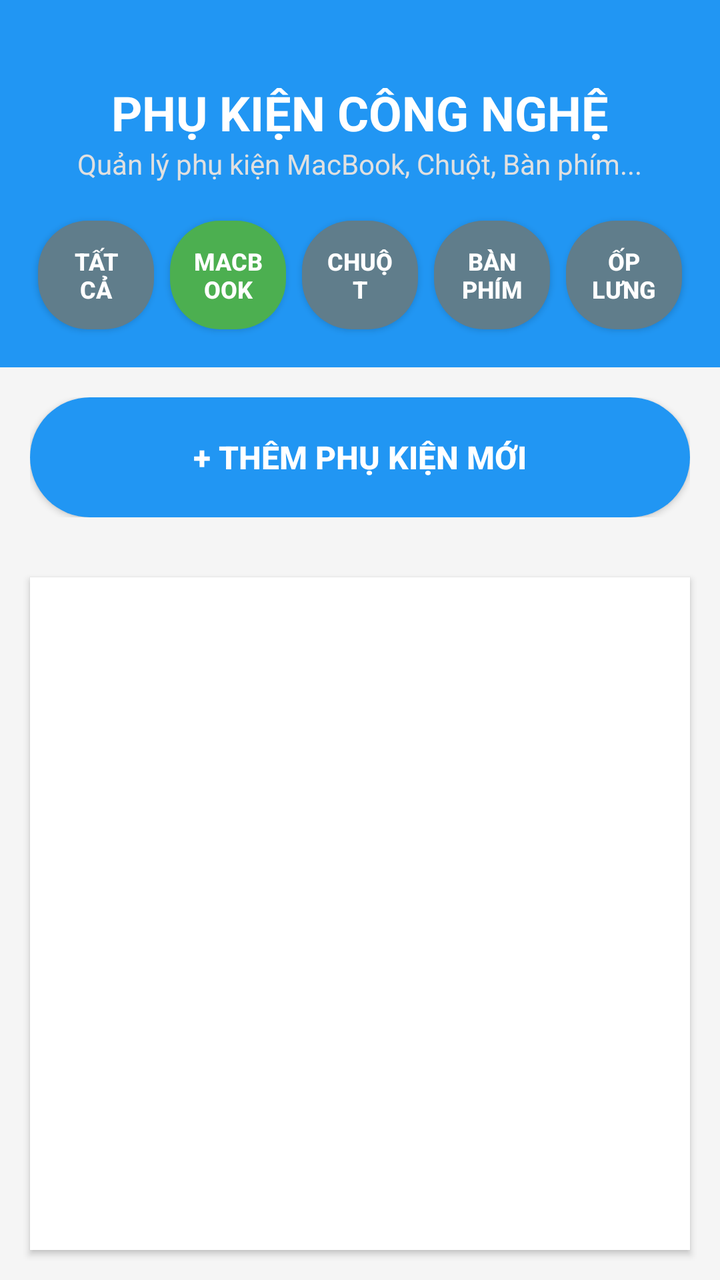
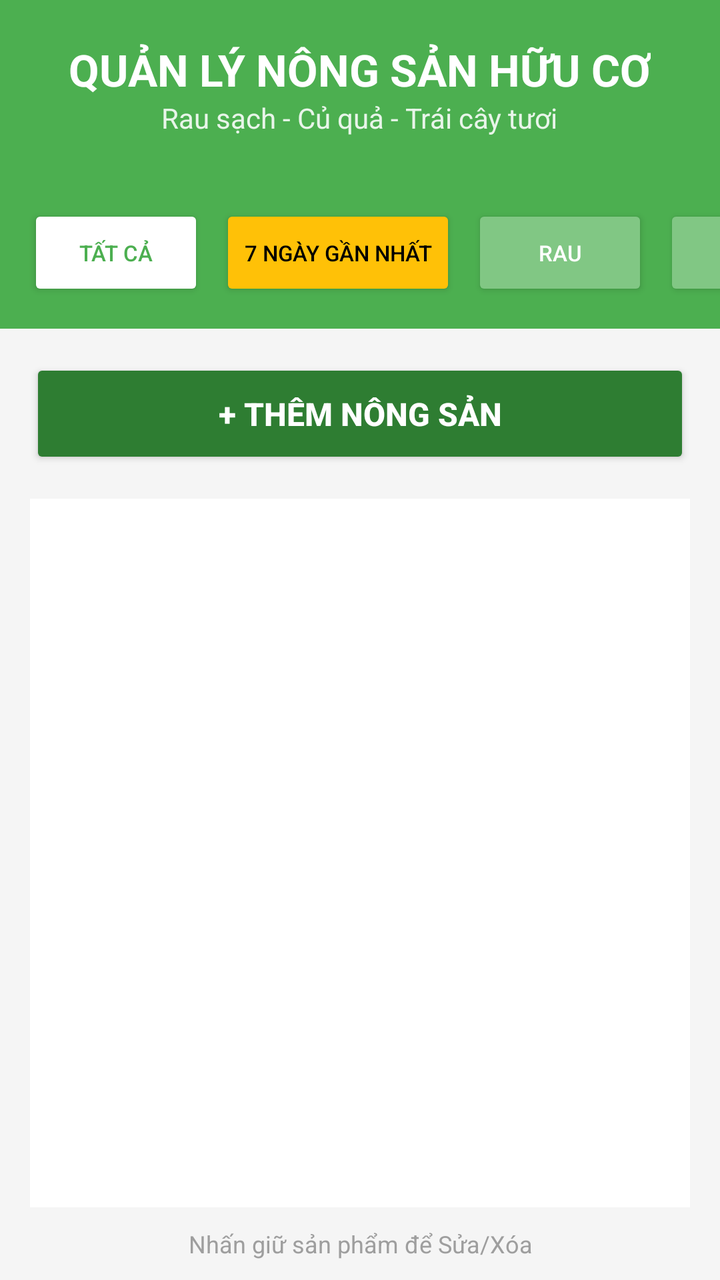

Before-and-after screenshots of an Android layout around one commit, followed by the original layout XML and the change that was made.
<!-- AndroidManifest.xml: application theme Theme.BTapLon -->
<!-- res/layout/main_activity.xml -->
<?xml version="1.0" encoding="utf-8"?>
<LinearLayout xmlns:android="http://schemas.android.com/apk/res/android"
    xmlns:app="http://schemas.android.com/apk/res-auto"
    android:layout_width="match_parent"
    android:layout_height="match_parent"
    android:orientation="vertical"
    android:background="#F5F5F5">

    <LinearLayout
        android:layout_width="match_parent"
        android:layout_height="wrap_content"
        android:background="#2196F3"
        android:paddingRight="20dp"
        android:paddingLeft="20dp"
        android:paddingTop="40dp"
        android:orientation="vertical">

        <TextView
            android:layout_width="wrap_content"
            android:layout_height="wrap_content"
            android:text="PHỤ KIỆN CÔNG NGHỆ"
            android:textColor="#FFFFFF"
            android:textSize="24sp"
            android:textStyle="bold"
            android:layout_gravity="center" />

        <TextView
            android:layout_width="wrap_content"
            android:layout_height="wrap_content"
            android:text="Quản lý phụ kiện MacBook, Chuột, Bàn phím..."
            android:textColor="#E0E0E0"
            android:textSize="14sp"
            android:layout_gravity="center" />
    </LinearLayout>

    <ScrollView
        android:layout_width="match_parent"
        android:layout_height="wrap_content"
        android:scrollbars="none">

        <LinearLayout
            android:layout_width="match_parent"
            android:layout_height="wrap_content"
            android:orientation="horizontal"
            android:padding="15dp"
            android:background="#2196F3"
            android:weightSum="5">

            <Button
                android:id="@+id/btnAll"
                android:layout_width="0dp"
                android:layout_height="wrap_content"
                android:layout_weight="1"
                android:layout_margin="4dp"
                android:text="TẤT CẢ"
                android:textSize="12sp"
                android:textStyle="bold"
                android:background="@drawable/button_filter"
                android:textColor="#FFFFFF" />

            <Button
                android:id="@+id/btnMac"
                android:layout_width="0dp"
                android:layout_height="wrap_content"
                android:layout_weight="1"
                android:layout_margin="4dp"
                android:text="MACBOOK"
                android:textSize="12sp"
                android:textStyle="bold"
                android:background="@drawable/button_filter_mac"
                android:textColor="#FFFFFF" />

            <Button
                android:id="@+id/btnChuot"
                android:layout_width="0dp"
                android:layout_height="wrap_content"
                android:layout_weight="1"
                android:layout_margin="4dp"
                android:text="CHUỘT"
                android:textSize="12sp"
                android:textStyle="bold"
                android:background="@drawable/button_filter"
                android:textColor="#FFFFFF" />

            <Button
                android:id="@+id/btnBanPhim"
                android:layout_width="0dp"
                android:layout_height="wrap_content"
                android:layout_weight="1"
                android:layout_margin="4dp"
                android:text="BÀN PHÍM"
                android:textSize="12sp"
                android:textStyle="bold"
                android:background="@drawable/button_filter"
                android:textColor="#FFFFFF" />

            <Button
                android:id="@+id/btnOpLung"
                android:layout_width="0dp"
                android:layout_height="wrap_content"
                android:layout_weight="1"
                android:layout_margin="4dp"
                android:text="ỐP LƯNG"
                android:textSize="12sp"
                android:textStyle="bold"
                android:background="@drawable/button_filter"
                android:textColor="#FFFFFF" />

        </LinearLayout>
    </ScrollView>

    <LinearLayout
        android:layout_width="match_parent"
        android:layout_height="wrap_content"
        android:padding="15dp"
        android:orientation="horizontal">

        <Button
            android:id="@+id/btnThem"
            android:layout_width="match_parent"
            android:layout_height="60dp"
            android:text="+ THÊM PHỤ KIỆN MỚI"
            android:textSize="16sp"
            android:textStyle="bold"
            android:background="@drawable/button_add"
            android:textColor="#FFFFFF"
            android:elevation="4dp" />

    </LinearLayout>

    <LinearLayout
        android:layout_width="match_parent"
        android:layout_height="match_parent"
        android:background="#FFFFFF"
        android:layout_margin="15dp"
        android:layout_marginTop="0dp"
        android:elevation="2dp">

        <ListView
            android:id="@+id/listView"
            android:layout_width="match_parent"
            android:layout_height="match_parent"
            android:padding="10dp"
            android:divider="#E0E0E0"
            android:dividerHeight="1dp" />

    </LinearLayout>

    <LinearLayout
        android:layout_width="match_parent"
        android:layout_height="wrap_content"
        android:padding="10dp"
        android:background="#F5F5F5">

        <TextView
            android:layout_width="match_parent"
            android:layout_height="wrap_content"
            android:text="💡 Gợi ý: Nhấn giữ vào phụ kiện để sửa hoặc xóa"
            android:textSize="12sp"
            android:textColor="#999999"
            android:gravity="center"
            android:padding="10dp"
            android:clipToPadding="false"
            android:scrollbarStyle="outsideOverlay" />

    </LinearLayout>

</LinearLayout>
<!-- resources referenced by this layout -->
<resources>
  <!-- drawable button_add (drawable) -->
  <?xml version="1.0" encoding="utf-8"?>
  <shape xmlns:android="http://schemas.android.com/apk/res/android">
      <solid android:color="#2196F3" />
      <corners android:radius="30dp" />
      <padding
          android:left="20dp"
          android:top="15dp"
          android:right="20dp"
          android:bottom="15dp" />
  </shape>
  <!-- drawable button_filter (drawable) -->
  <?xml version="1.0" encoding="utf-8"?>
  <shape xmlns:android="http://schemas.android.com/apk/res/android">
      <solid android:color="#607D8B" />
      <corners android:radius="25dp" />
      <padding
          android:left="10dp"
          android:top="12dp"
          android:right="10dp"
          android:bottom="12dp" />
  </shape>
  <!-- drawable button_filter_mac (drawable) -->
  <?xml version="1.0" encoding="utf-8"?>
  <shape xmlns:android="http://schemas.android.com/apk/res/android">
      <solid android:color="#4CAF50" />
      <corners android:radius="25dp" />
      <padding
          android:left="10dp"
          android:top="12dp"
          android:right="10dp"
          android:bottom="12dp" />
  </shape>
  <style name="Theme.BTapLon" parent="Theme.MaterialComponents.DayNight.NoActionBar">
          
          <item name="colorPrimary">@color/purple_500</item>
          <item name="colorPrimaryVariant">@color/purple_700</item>
          <item name="colorOnPrimary">@color/white</item>
          
          <item name="colorSecondary">@color/teal_200</item>
          <item name="colorSecondaryVariant">@color/teal_700</item>
          <item name="colorOnSecondary">@color/black</item>
          
          <item name="android:statusBarColor">?attr/colorPrimaryVariant</item>
          
      </style>
  <color name="purple_500">#FF6200EE</color>
  <color name="purple_700">#FF3700B3</color>
  <color name="white">#FFFFFFFF</color>
  <color name="teal_200">#FF03DAC5</color>
  <color name="teal_700">#FF018786</color>
  <color name="black">#FF000000</color>
</resources>

<!-- the commit's change to res/layout/main_activity.xml (unified diff, before → after) -->
@@ -1,6 +1,5 @@
 <?xml version="1.0" encoding="utf-8"?>
 <LinearLayout xmlns:android="http://schemas.android.com/apk/res/android"
-    xmlns:app="http://schemas.android.com/apk/res-auto"
     android:layout_width="match_parent"
     android:layout_height="match_parent"
     android:orientation="vertical"
@@ -9,105 +8,93 @@
     <LinearLayout
         android:layout_width="match_parent"
         android:layout_height="wrap_content"
-        android:background="#2196F3"
-        android:paddingRight="20dp"
-        android:paddingLeft="20dp"
+        android:background="#4CAF50"
+        android:padding="20dp"
         android:paddingTop="40dp"
         android:orientation="vertical">
 
         <TextView
             android:layout_width="wrap_content"
             android:layout_height="wrap_content"
-            android:text="PHỤ KIỆN CÔNG NGHỆ"
+            android:text="QUẢN LÝ NÔNG SẢN HỮU CƠ"
             android:textColor="#FFFFFF"
-            android:textSize="24sp"
+            android:textSize="22sp"
             android:textStyle="bold"
             android:layout_gravity="center" />
 
         <TextView
             android:layout_width="wrap_content"
             android:layout_height="wrap_content"
-            android:text="Quản lý phụ kiện MacBook, Chuột, Bàn phím..."
-            android:textColor="#E0E0E0"
+            android:text="Rau sạch - Củ quả - Trái cây tươi"
+            android:textColor="#E8F5E9"
             android:textSize="14sp"
             android:layout_gravity="center" />
     </LinearLayout>
 
-    <ScrollView
+    <HorizontalScrollView
         android:layout_width="match_parent"
         android:layout_height="wrap_content"
-        android:scrollbars="none">
+        android:scrollbars="none"
+        android:background="#4CAF50">
 
         <LinearLayout
-            android:layout_width="match_parent"
+            android:layout_width="wrap_content"
             android:layout_height="wrap_content"
             android:orientation="horizontal"
-            android:padding="15dp"
-            android:background="#2196F3"
-            android:weightSum="5">
+            android:padding="10dp">
 
             <Button
                 android:id="@+id/btnAll"
-                android:layout_width="0dp"
+                android:layout_width="wrap_content"
                 android:layout_height="wrap_content"
-                android:layout_weight="1"
                 android:layout_margin="4dp"
                 android:text="TẤT CẢ"
-                android:textSize="12sp"
-                android:textStyle="bold"
-                android:background="@drawable/button_filter"
+                android:textSize="11sp"
+                android:backgroundTint="#FFFFFF"
+                android:textColor="#4CAF50" />
+
+            <Button
+                android:id="@+id/btnRecent"
+                android:layout_width="wrap_content"
+                android:layout_height="wrap_content"
+                android:layout_margin="4dp"
+                android:text="7 NGÀY GẦN NHẤT"
+                android:textSize="11sp"
+                android:backgroundTint="#FFC107"
+                android:textColor="#000000" />
+
+            <Button
+                android:id="@+id/btnRau"
+                android:layout_width="wrap_content"
+                android:layout_height="wrap_content"
+                android:layout_margin="4dp"
+                android:text="RAU"
+                android:textSize="11sp"
+                android:backgroundTint="#81C784"
                 android:textColor="#FFFFFF" />
 
             <Button
-                android:id="@+id/btnMac"
-                android:layout_width="0dp"
+                android:id="@+id/btnCu"
+                android:layout_width="wrap_content"
                 android:layout_height="wrap_content"
-                android:layout_weight="1"
                 android:layout_margin="4dp"
-                android:text="MACBOOK"
-                android:textSize="12sp"
-                android:textStyle="bold"
-                android:background="@drawable/button_filter_mac"
+                android:text="CỦ"
+                android:textSize="11sp"
+                android:backgroundTint="#81C784"
                 android:textColor="#FFFFFF" />
 
             <Button
-                android:id="@+id/btnChuot"
-                android:layout_width="0dp"
+                android:id="@+id/btnTraiCay"
+                android:layout_width="wrap_content"
                 android:layout_height="wrap_content"
-                android:layout_weight="1"
                 android:layout_margin="4dp"
-                android:text="CHUỘT"
-                android:textSize="12sp"
-                android:textStyle="bold"
-                android:background="@drawable/button_filter"
-                android:textColor="#FFFFFF" />
-
-            <Button
-                android:id="@+id/btnBanPhim"
-                android:layout_width="0dp"
-                android:layout_height="wrap_content"
-                android:layout_weight="1"
-                android:layout_margin="4dp"
-                android:text="BÀN PHÍM"
-                android:textSize="12sp"
-                android:textStyle="bold"
-                android:background="@drawable/button_filter"
-                android:textColor="#FFFFFF" />
-
-            <Button
-                android:id="@+id/btnOpLung"
-                android:layout_width="0dp"
-                android:layout_height="wrap_content"
-                android:layout_weight="1"
-                android:layout_margin="4dp"
-                android:text="ỐP LƯNG"
-                android:textSize="12sp"
-                android:textStyle="bold"
-                android:background="@drawable/button_filter"
+                android:text="TRÁI CÂY"
+                android:textSize="11sp"
+                android:backgroundTint="#81C784"
                 android:textColor="#FFFFFF" />
 
         </LinearLayout>
-    </ScrollView>
+    </HorizontalScrollView>
 
     <LinearLayout
         android:layout_width="match_parent"
@@ -118,51 +105,33 @@
         <Button
             android:id="@+id/btnThem"
             android:layout_width="match_parent"
-            android:layout_height="60dp"
-            android:text="+ THÊM PHỤ KIỆN MỚI"
+            android:layout_height="55dp"
+            android:text="+ THÊM NÔNG SẢN"
             android:textSize="16sp"
             android:textStyle="bold"
-            android:background="@drawable/button_add"
-            android:textColor="#FFFFFF"
-            android:elevation="4dp" />
+            android:backgroundTint="#2E7D32"
+            android:textColor="#FFFFFF" />
 
     </LinearLayout>
 
-    <LinearLayout
+    <ListView
+        android:id="@+id/listView"
         android:layout_width="match_parent"
-        android:layout_height="match_parent"
+        android:layout_height="0dp"
+        android:layout_weight="1"
+        android:layout_marginHorizontal="15dp"
         android:background="#FFFFFF"
-        android:layout_margin="15dp"
-        android:layout_marginTop="0dp"
-        android:elevation="2dp">
+        android:divider="#EEEEEE"
+        android:dividerHeight="1dp"
+        android:padding="5dp" />
 
-        <ListView
-            android:id="@+id/listView"
-            android:layout_width="match_parent"
-            android:layout_height="match_parent"
-            android:padding="10dp"
-            android:divider="#E0E0E0"
-            android:dividerHeight="1dp" />
-
-    </LinearLayout>
-
-    <LinearLayout
+    <TextView
         android:layout_width="match_parent"
         android:layout_height="wrap_content"
-        android:padding="10dp"
-        android:background="#F5F5F5">
-
-        <TextView
-            android:layout_width="match_parent"
-            android:layout_height="wrap_content"
-            android:text="💡 Gợi ý: Nhấn giữ vào phụ kiện để sửa hoặc xóa"
-            android:textSize="12sp"
-            android:textColor="#999999"
-            android:gravity="center"
-            android:padding="10dp"
-            android:clipToPadding="false"
-            android:scrollbarStyle="outsideOverlay" />
-
-    </LinearLayout>
+        android:text="Nhấn giữ sản phẩm để Sửa/Xóa"
+        android:textSize="12sp"
+        android:textColor="#9E9E9E"
+        android:gravity="center"
+        android:padding="10dp" />
 
 </LinearLayout>
<!-- resource entries referenced after the edit -->
@@ -1,38 +1,5 @@
 <!-- resources referenced by this layout -->
 <resources>
-  <!-- drawable button_add (drawable) -->
-  <?xml version="1.0" encoding="utf-8"?>
-  <shape xmlns:android="http://schemas.android.com/apk/res/android">
-      <solid android:color="#2196F3" />
-      <corners android:radius="30dp" />
-      <padding
-          android:left="20dp"
-          android:top="15dp"
-          android:right="20dp"
-          android:bottom="15dp" />
-  </shape>
-  <!-- drawable button_filter (drawable) -->
-  <?xml version="1.0" encoding="utf-8"?>
-  <shape xmlns:android="http://schemas.android.com/apk/res/android">
-      <solid android:color="#607D8B" />
-      <corners android:radius="25dp" />
-      <padding
-          android:left="10dp"
-          android:top="12dp"
-          android:right="10dp"
-          android:bottom="12dp" />
-  </shape>
-  <!-- drawable button_filter_mac (drawable) -->
-  <?xml version="1.0" encoding="utf-8"?>
-  <shape xmlns:android="http://schemas.android.com/apk/res/android">
-      <solid android:color="#4CAF50" />
-      <corners android:radius="25dp" />
-      <padding
-          android:left="10dp"
-          android:top="12dp"
-          android:right="10dp"
-          android:bottom="12dp" />
-  </shape>
   <style name="Theme.BTapLon" parent="Theme.MaterialComponents.DayNight.NoActionBar">
           
           <item name="colorPrimary">@color/purple_500</item>
